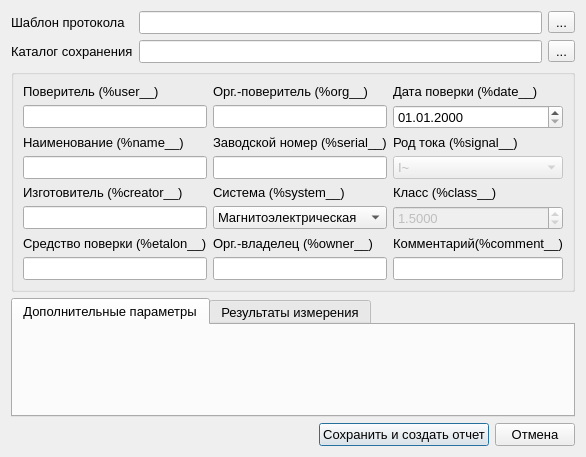
Above: ui/create_protocol_form.ui from irsural/calibrator_pc before the change. Below: the same form after it.
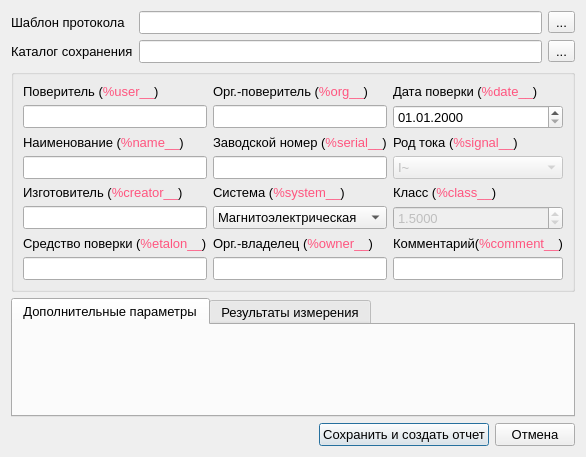
That is the form after the change.

Commit message: Добавил возможность копировать дефолтные метки в буфер обмена

```diff
--- a/ui/create_protocol_form.ui
+++ b/ui/create_protocol_form.ui
@@ -81,7 +81,7 @@
             <enum>Qt::CustomContextMenu</enum>
            </property>
            <property name="text">
-            <string>Средство поверки (%etalon__)</string>
+            <string>&lt;html&gt;&lt;head/&gt;&lt;body&gt;&lt;p&gt;Средство поверки (&lt;span style=&quot; color:#ff557f;&quot;&gt;%etalon__&lt;/span&gt;)&lt;/p&gt;&lt;/body&gt;&lt;/html&gt;</string>
            </property>
           </widget>
          </item>
@@ -124,7 +124,7 @@
             <enum>Qt::CustomContextMenu</enum>
            </property>
            <property name="text">
-            <string>Орг.-владелец (%owner__)</string>
+            <string>&lt;html&gt;&lt;head/&gt;&lt;body&gt;&lt;p&gt;Орг.-владелец (&lt;span style=&quot; color:#ff557f;&quot;&gt;%owner__&lt;/span&gt;)&lt;/p&gt;&lt;/body&gt;&lt;/html&gt;</string>
            </property>
           </widget>
          </item>
@@ -140,7 +140,7 @@
             <enum>Qt::CustomContextMenu</enum>
            </property>
            <property name="text">
-            <string>Система (%system__)</string>
+            <string>&lt;html&gt;&lt;head/&gt;&lt;body&gt;&lt;p&gt;Система (&lt;span style=&quot; color:#ff557f;&quot;&gt;%system__&lt;/span&gt;)&lt;/p&gt;&lt;/body&gt;&lt;/html&gt;</string>
            </property>
           </widget>
          </item>
@@ -191,7 +191,7 @@
             <enum>Qt::CustomContextMenu</enum>
            </property>
            <property name="text">
-            <string>Орг.-поверитель (%org__)</string>
+            <string>&lt;html&gt;&lt;head/&gt;&lt;body&gt;&lt;p&gt;Орг.-поверитель (&lt;span style=&quot; color:#ff557f;&quot;&gt;%org__&lt;/span&gt;)&lt;/p&gt;&lt;/body&gt;&lt;/html&gt;</string>
            </property>
           </widget>
          </item>
@@ -207,7 +207,7 @@
             <enum>Qt::CustomContextMenu</enum>
            </property>
            <property name="text">
-            <string>Наименование (%name__)</string>
+            <string>&lt;html&gt;&lt;head/&gt;&lt;body&gt;&lt;p&gt;Наименование (&lt;span style=&quot; color:#ff557f;&quot;&gt;%name__&lt;/span&gt;)&lt;/p&gt;&lt;/body&gt;&lt;/html&gt;</string>
            </property>
           </widget>
          </item>
@@ -217,7 +217,7 @@
             <enum>Qt::CustomContextMenu</enum>
            </property>
            <property name="text">
-            <string>Поверитель (%user__)</string>
+            <string>&lt;html&gt;&lt;head/&gt;&lt;body&gt;&lt;p&gt;Поверитель (&lt;span style=&quot; color:#ff557f;&quot;&gt;%user__&lt;/span&gt;)&lt;/p&gt;&lt;/body&gt;&lt;/html&gt;</string>
            </property>
           </widget>
          </item>
@@ -252,7 +252,7 @@
             <enum>Qt::CustomContextMenu</enum>
            </property>
            <property name="text">
-            <string>Род тока (%signal__)</string>
+            <string>&lt;html&gt;&lt;head/&gt;&lt;body&gt;&lt;p&gt;Род тока (&lt;span style=&quot; color:#ff557f;&quot;&gt;%signal__&lt;/span&gt;)&lt;/p&gt;&lt;/body&gt;&lt;/html&gt;</string>
            </property>
           </widget>
          </item>
@@ -262,7 +262,7 @@
             <enum>Qt::CustomContextMenu</enum>
            </property>
            <property name="text">
-            <string>Дата поверки (%date__)</string>
+            <string>&lt;html&gt;&lt;head/&gt;&lt;body&gt;&lt;p&gt;Дата поверки (&lt;span style=&quot; color:#ff557f;&quot;&gt;%date__&lt;/span&gt;)&lt;/p&gt;&lt;/body&gt;&lt;/html&gt;</string>
            </property>
           </widget>
          </item>
@@ -278,7 +278,7 @@
             <enum>Qt::CustomContextMenu</enum>
            </property>
            <property name="text">
-            <string>Заводской номер (%serial__)</string>
+            <string>&lt;html&gt;&lt;head/&gt;&lt;body&gt;&lt;p&gt;Заводской номер (&lt;span style=&quot; color:#ff557f;&quot;&gt;%serial__&lt;/span&gt;)&lt;/p&gt;&lt;/body&gt;&lt;/html&gt;</string>
            </property>
           </widget>
          </item>
@@ -298,7 +298,7 @@
             <enum>Qt::CustomContextMenu</enum>
            </property>
            <property name="text">
-            <string>Класс (%class__)</string>
+            <string>&lt;html&gt;&lt;head/&gt;&lt;body&gt;&lt;p&gt;Класс (&lt;span style=&quot; color:#ff557f;&quot;&gt;%class__&lt;/span&gt;)&lt;/p&gt;&lt;/body&gt;&lt;/html&gt;</string>
            </property>
           </widget>
          </item>
@@ -353,7 +353,7 @@
             <enum>Qt::CustomContextMenu</enum>
            </property>
            <property name="text">
-            <string>Изготовитель (%creator__)</string>
+            <string>&lt;html&gt;&lt;head/&gt;&lt;body&gt;&lt;p&gt;Изготовитель (&lt;span style=&quot; color:#ff557f;&quot;&gt;%creator__&lt;/span&gt;)&lt;/p&gt;&lt;/body&gt;&lt;/html&gt;</string>
            </property>
           </widget>
          </item>
@@ -373,7 +373,7 @@
             <enum>Qt::CustomContextMenu</enum>
            </property>
            <property name="text">
-            <string>Комментарий(%comment__)</string>
+            <string>&lt;html&gt;&lt;head/&gt;&lt;body&gt;&lt;p&gt;Комментарий(&lt;span style=&quot; color:#ff557f;&quot;&gt;%comment__&lt;/span&gt;)&lt;/p&gt;&lt;/body&gt;&lt;/html&gt;</string>
            </property>
           </widget>
          </item>
```
Left out of the diff: 24 changed lines with no effect on the pictures. The commit also changes 2 other files.
